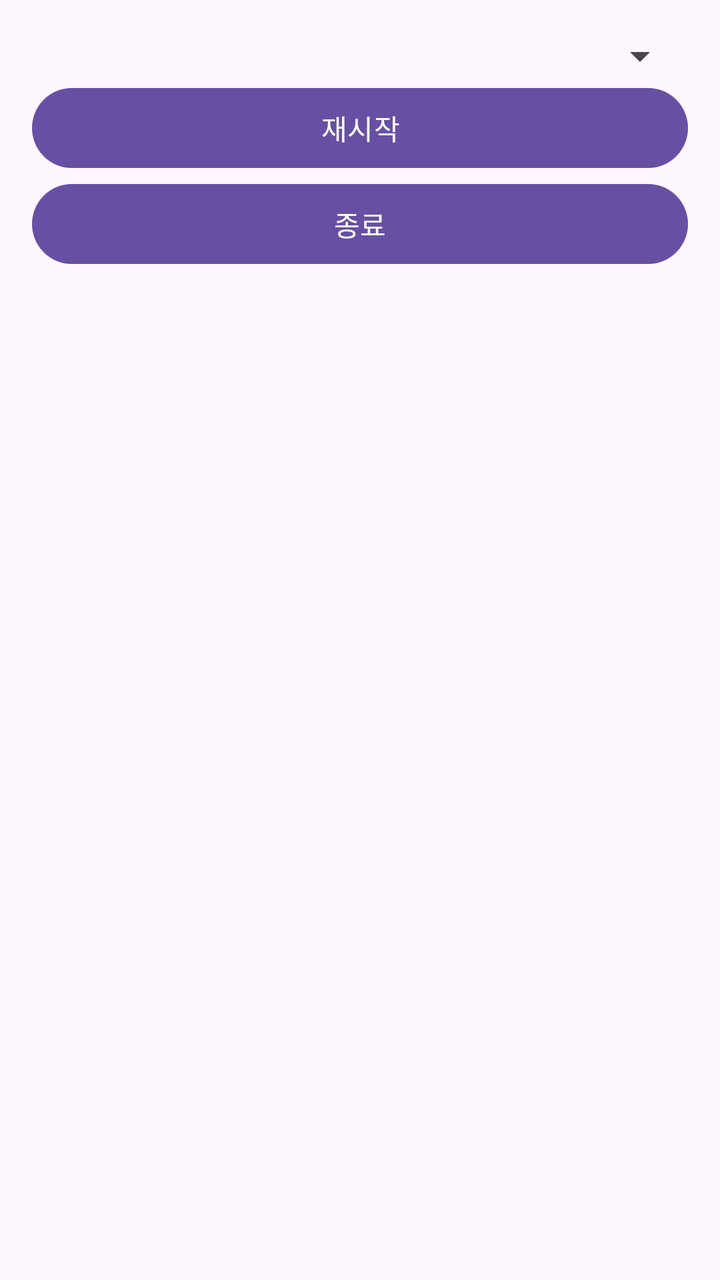
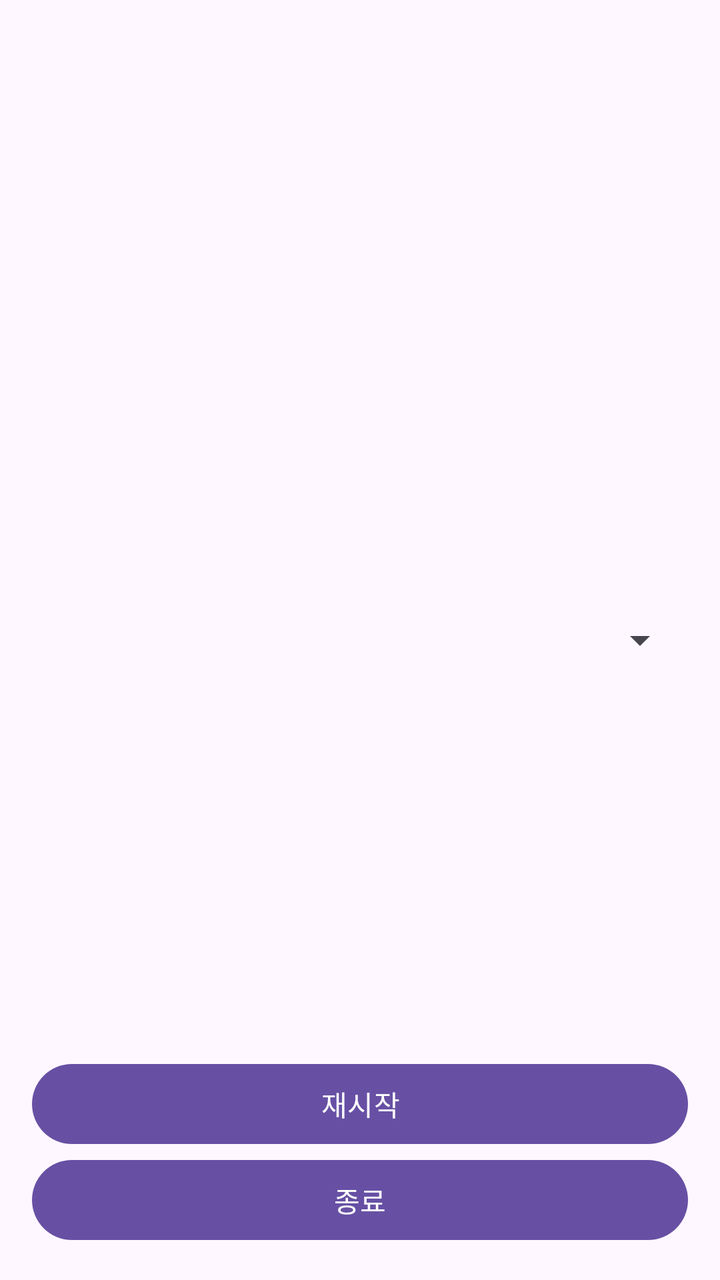

Screens rendered from an Android XML layout before and after an edit, with the pre-edit source and the edit as a unified diff.
<!-- AndroidManifest.xml: application theme Theme.Tangler -->
<!-- res/layout/activity_main.xml -->
<?xml version="1.0" encoding="utf-8"?>
<FrameLayout xmlns:android="http://schemas.android.com/apk/res/android"
             android:id="@+id/overlay_root"
             android:layout_width="match_parent"
             android:layout_height="match_parent"
             android:background="@android:color/transparent"
             android:clickable="false"
             android:focusable="false">
    <LinearLayout
        android:layout_width="match_parent"
        android:layout_height="wrap_content"
        android:orientation="vertical"
        android:padding="16dp">

        <Spinner
            android:id="@+id/spinnerOcrType"
            android:layout_width="match_parent"
            android:layout_height="wrap_content" />

        <Button
            android:id="@+id/btnRestart"
            android:layout_width="match_parent"
            android:layout_height="wrap_content"
            android:text="재시작" />

        <Button
            android:id="@+id/btnExit"
            android:layout_width="match_parent"
            android:layout_height="wrap_content"
            android:text="종료" />

    </LinearLayout>


</FrameLayout>
<!-- resources referenced by this layout -->
<resources>
  <style name="Theme.Tangler" parent="Base.Theme.Tangler" />
  <style name="Base.Theme.Tangler" parent="Theme.Material3.DayNight.NoActionBar">
          
          
      </style>
</resources>

<!-- the commit's change to res/layout/activity_main.xml (unified diff, before → after) -->
@@ -6,16 +6,26 @@
              android:background="@android:color/transparent"
              android:clickable="false"
              android:focusable="false">
+
+    <LinearLayout
+            android:layout_width="match_parent"
+            android:layout_height="wrap_content"
+            android:orientation="vertical"
+            android:layout_gravity="center"
+            android:padding="16dp">
+
+    <Spinner
+            android:id="@+id/spinnerOcrType"
+            android:layout_width="match_parent"
+            android:layout_height="wrap_content" />
+    </LinearLayout>
+
     <LinearLayout
         android:layout_width="match_parent"
         android:layout_height="wrap_content"
         android:orientation="vertical"
+        android:layout_gravity="bottom"
         android:padding="16dp">
-
-        <Spinner
-            android:id="@+id/spinnerOcrType"
-            android:layout_width="match_parent"
-            android:layout_height="wrap_content" />
 
         <Button
             android:id="@+id/btnRestart"
